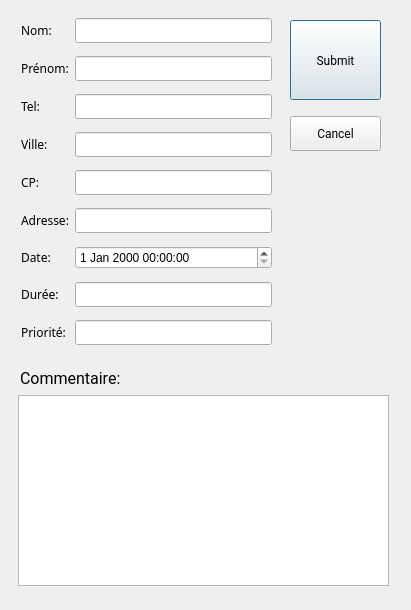
First picture: the form in addpatient.ui, repository pholien/QtProjet, before the edit.
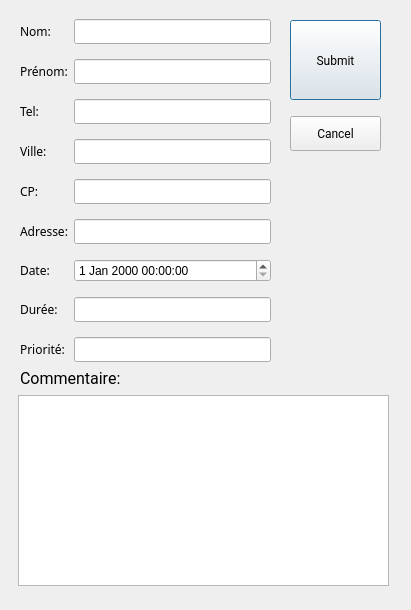
Second picture: the form after the edit.

Patch:
```diff
--- a/addpatient.ui
+++ b/addpatient.ui
@@ -45,10 +45,10 @@
   <widget class="QWidget" name="layoutWidget">
    <property name="geometry">
     <rect>
-     <x>21</x>
-     <y>11</y>
+     <x>20</x>
+     <y>10</y>
      <width>251</width>
-     <height>341</height>
+     <height>361</height>
     </rect>
    </property>
    <layout class="QGridLayout" name="gridLayout">
```
Left out of the diff: 225 changed lines with no effect on the pictures.
